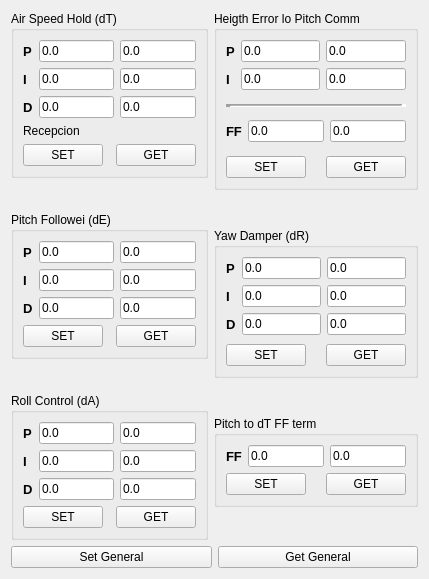
First picture: the form in src/ui/SlugsPIDControl.ui, repository mavlink/qgroundcontrol, before the edit.
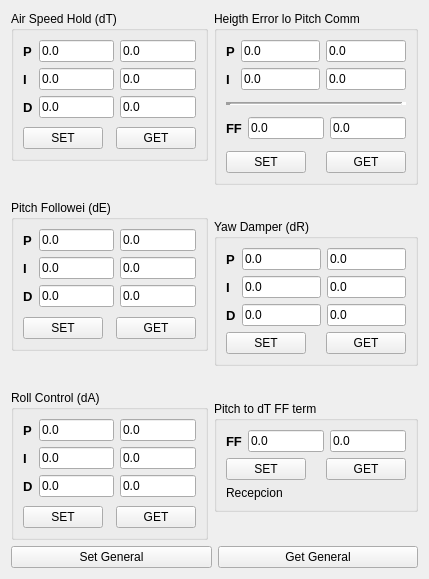
Second picture: the form after the edit.

Commit message: draw camera orientation over mouse pad in SLugsPadCameraControl

```diff
--- a/src/ui/SlugsPIDControl.ui
+++ b/src/ui/SlugsPIDControl.ui
@@ -121,13 +121,6 @@
             </item>
            </layout>
           </item>
-          <item>
-           <widget class="QLabel" name="recepcion_label">
-            <property name="text">
-             <string>Recepcion</string>
-            </property>
-           </widget>
-          </item>
           <item>
            <spacer name="verticalSpacer_5">
             <property name="orientation">
@@ -956,6 +949,13 @@
             </item>
            </layout>
           </item>
+          <item>
+           <widget class="QLabel" name="recepcion_label">
+            <property name="text">
+             <string>Recepcion</string>
+            </property>
+           </widget>
+          </item>
          </layout>
         </widget>
        </item>
```
The commit also changes 6 other files.
